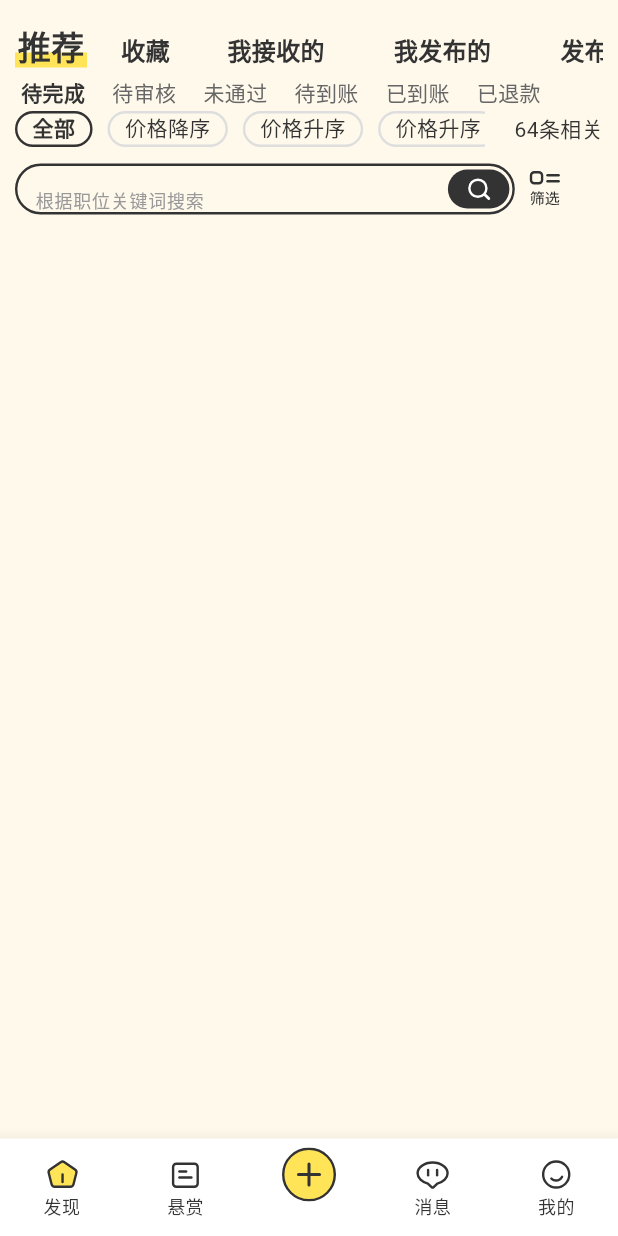
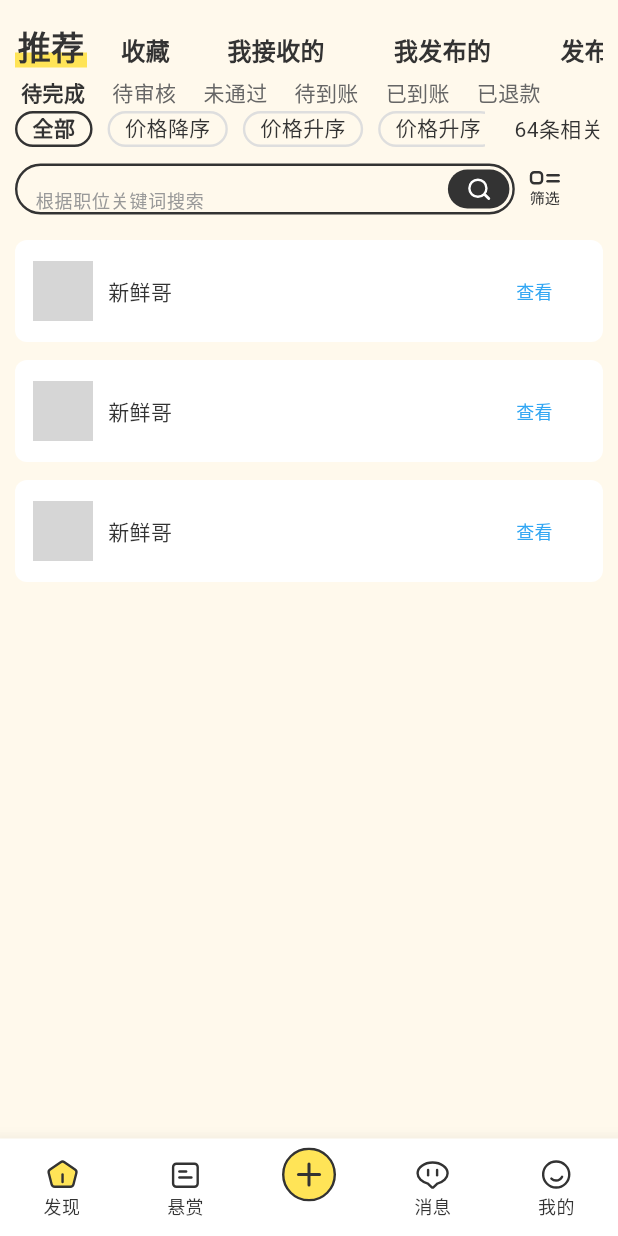
Before and after one commit to Esthert0109/part_time_app3, a Flutter app: the screen it shows after launch, on a phone screen of 412 x 824 dp. Run offline on Flutter 3.47's test engine with Material 3 defaults, Android fonts, the phone set to English and light mode, and no system bars; our stand-ins replace flutter_svg, get; network calls fail; grey boxes are pictures that could not be loaded.

Commit message:
create mission review recipient card component

```diff
--- /dev/null
+++ b/part_time_app/lib/Components/Card/missionReviewRecipientCardComponent.dart
@@ -0,0 +1,89 @@
+import 'package:flutter/cupertino.dart';
+import 'package:flutter/material.dart';
+import 'package:flutter/widgets.dart';
+import 'package:part_time_app/Constants/colorConstant.dart';
+
+import '../../Constants/textStyleConstant.dart';
+
+class MissionReviewRecipientCardComponent extends StatefulWidget {
+  final bool isReviewing;
+  final bool isCompleted;
+  final String userAvatar;
+  final String username;
+  String? duration;
+
+  MissionReviewRecipientCardComponent(
+      {super.key,
+      required this.isReviewing,
+      required this.isCompleted,
+      required this.userAvatar,
+      required this.username,
+      this.duration});
+
+  @override
+  State<MissionReviewRecipientCardComponent> createState() =>
+      _MissionReviewRecipientCardComponentState();
+}
+
+class _MissionReviewRecipientCardComponentState
+    extends State<MissionReviewRecipientCardComponent> {
+  @override
+  Widget build(BuildContext context) {
+    return Container(
+      height: 68,
+      padding: const EdgeInsets.all(12),
+      margin: const EdgeInsets.symmetric(vertical: 6),
+      decoration: BoxDecoration(
+          borderRadius: BorderRadius.circular(8), color: kMainWhiteColor),
+      child: Row(
+        mainAxisAlignment: MainAxisAlignment.start,
+        crossAxisAlignment: CrossAxisAlignment.center,
+        children: [
+          Flexible(
+            flex: 15,
+            child: CircleAvatar(
+              backgroundColor: kSecondGreyColor,
+              foregroundImage: NetworkImage(widget.userAvatar),
+            ),
+          ),
+          Expanded(
+            flex: widget.isReviewing ? 50 : 65,
+            child: Padding(
+              padding: const EdgeInsets.symmetric(horizontal: 10),
+              child: Text(
+                widget.username,
+                style: recipientCardTextStyle,
+                overflow: TextOverflow.ellipsis,
+              ),
+            ),
+          ),
+          widget.isCompleted
+              ? Container()
+              : Expanded(
+                  flex: 40,
+                  child: RichText(
+                    textAlign: TextAlign.center,
+                    text: TextSpan(
+                        text: "剩余时间 ",
+                        style: durationTextStyle,
+                        children: [
+                          TextSpan(
+                              text: widget.duration, style: durationTextStyle)
+                        ]),
+                  ),
+                ),
+          (widget.isReviewing || widget.isCompleted)
+              ? Expanded(
+                  flex: 10,
+                  child: Text(
+                    "查看",
+                    style: checkTextStyle,
+                    textAlign: TextAlign.right,
+                  ),
+                )
+              : Container()
+        ],
+      ),
+    );
+  }
+}
--- a/part_time_app/lib/Constants/colorConstant.dart
+++ b/part_time_app/lib/Constants/colorConstant.dart
@@ -12,3 +12,4 @@ const kUnselectedTagColor = Color(0xffDEDEDE);
 const kSelectedCategoryBorderColor = Color(0xffE2A122);
 const kSelectedCategoryColor = Color(0xffFFF8D0);
 const kSearchBarPressedColor = Color.fromARGB(255, 75, 75, 75);
+const kCheckTextColor = Color(0xff31A6F3);
--- a/part_time_app/lib/Constants/textStyleConstant.dart
+++ b/part_time_app/lib/Constants/textStyleConstant.dart
@@ -58,3 +58,20 @@ const searchBarCancelTextStyle = TextStyle(
   fontWeight: FontWeight.w400,
   color: kMainBlackColor,
 );
+
+const recipientCardTextStyle = TextStyle(
+  fontSize: 14,
+  fontWeight: FontWeight.w500,
+  color: kMainBlackColor,
+);
+
+const durationTextStyle = TextStyle(
+  fontSize: 12,
+  fontWeight: FontWeight.w500,
+  color: kMainGreyColor,
+);
+const checkTextStyle = TextStyle(
+  fontSize: 12,
+  fontWeight: FontWeight.w400,
+  color: kCheckTextColor,
+);
--- a/part_time_app/lib/Pages/ComponentDisplayPage/componentExamplePage.dart
+++ b/part_time_app/lib/Pages/ComponentDisplayPage/componentExamplePage.dart
@@ -1,6 +1,7 @@
 import 'package:flutter/material.dart';
 import 'package:get/get_connect/http/src/utils/utils.dart';
 
+import '../../Components/Card/missionReviewRecipientCardComponent.dart';
 import '../../Components/SearchBar/searchBarComponent.dart';
 import '../../Components/Selection/primaryTagSelectionComponent.dart';
 import '../../Components/Selection/secondaryCategorySelectionComponent.dart';
@@ -71,7 +72,31 @@ class _ComponentExampleState extends State<ComponentExample> {
                   )
                 ],
               ),
-              SearchBarComponent()
+              const SearchBarComponent(),
+              MissionReviewRecipientCardComponent(
+                isReviewing: false,
+                isCompleted: true,
+                duration: "48:00:00",
+                userAvatar:
+                    'https://encrypted-tbn0.gstatic.com/images?q=tbn:ANd9GcTkGXX7KS0tl9-flc6R2PR8D_2qHR-baQXsmeAGWix4pg&s',
+                username: '新鲜哥',
+              ),
+              MissionReviewRecipientCardComponent(
+                isReviewing: false,
+                isCompleted: true,
+                duration: "48:00:00",
+                userAvatar:
+                    'https://encrypted-tbn0.gstatic.com/images?q=tbn:ANd9GcTkGXX7KS0tl9-flc6R2PR8D_2qHR-baQXsmeAGWix4pg&s',
+                username: '新鲜哥',
+              ),
+              MissionReviewRecipientCardComponent(
+                isReviewing: false,
+                isCompleted: true,
+                duration: "48:00:00",
+                userAvatar:
+                    'https://encrypted-tbn0.gstatic.com/images?q=tbn:ANd9GcTkGXX7KS0tl9-flc6R2PR8D_2qHR-baQXsmeAGWix4pg&s',
+                username: '新鲜哥',
+              )
             ],
           ),
         ),
```
